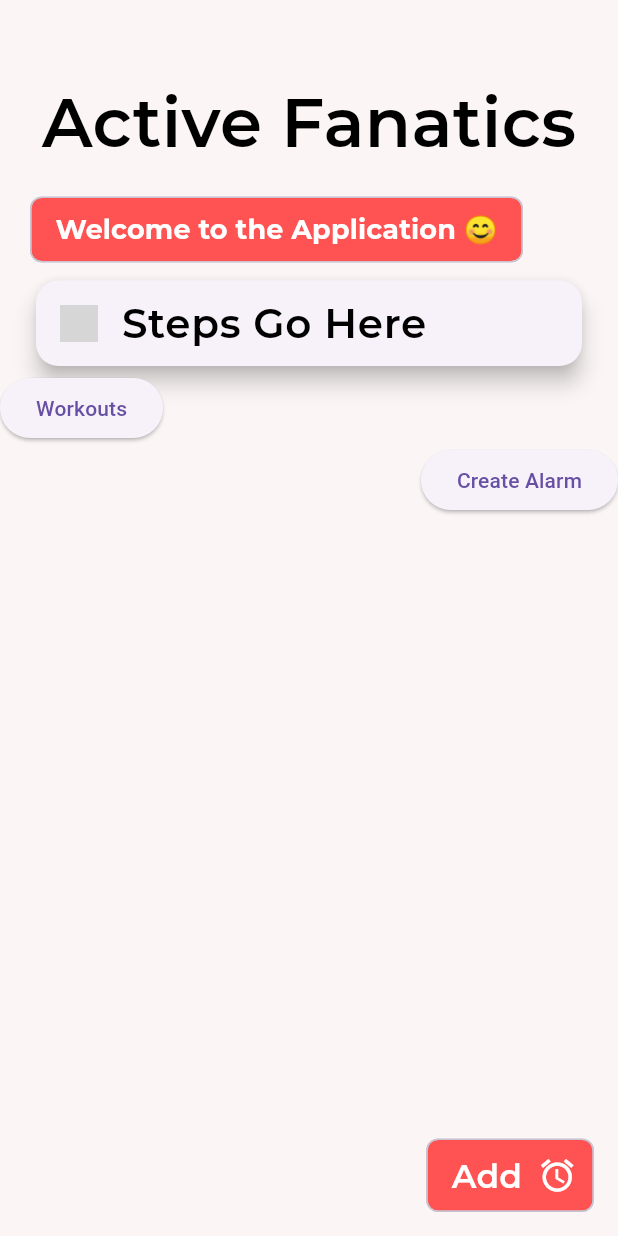
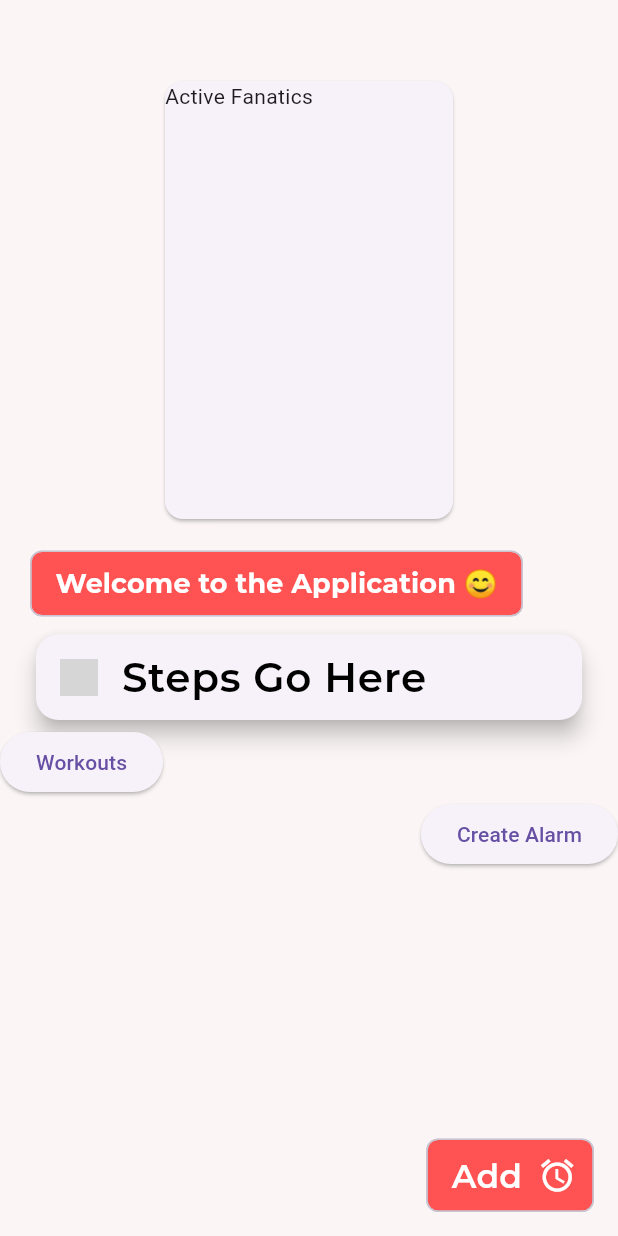
Before and after one commit to anabraier/fitness-tracker-app, a Flutter app: the HomeScreen screen opened by its route, on a phone screen of 412 x 824 dp. Run offline on Flutter 3.47's test engine with Material 3 defaults, Android fonts, the phone set to English and light mode, and no system bars; our stand-ins replace firebase_auth, firebase_core, flutter_local_notifications, fluttertoast, google_fonts, shared_preferences and 2 more; accounts and stored records are empty; grey boxes are pictures that could not be loaded.

Commit message:
sizedbox for active fanatics at top

```diff
--- a/lib/screens/homescreen.dart
+++ b/lib/screens/homescreen.dart
@@ -113,8 +113,10 @@ class _HomeScreenState extends State<HomeScreen> {
           padding: const EdgeInsets.only(top: 50.0),
             child: Column(
               children: [
-                Text("Active Fanatics",
-                style: textStyle(45, Colors.black, FontWeight.w600),
+                const SizedBox(
+                  width: 200,
+                  height: 300,
+                  child: Card(child: Text('Active Fanatics'))
                 ),
                 SizedBox(
                   height: 15
--- a/pubspec.yaml
+++ b/pubspec.yaml
@@ -34,7 +34,7 @@ dependencies:
   firebase_auth: ^4.6.3
   firebase_core: ^2.14.0
   firebase_storage: ^11.2.4
-  video_player: ^2.2.19  # Check for the latest version on pub.dev
+  video_player: ^2.9.1  # Check for the latest version on pub.dev
 
   # The following adds the Cupertino Icons font to your application.
   # Use with the CupertinoIcons class for iOS style icons.
```
Also changed, not shown: pubspec.lock.
